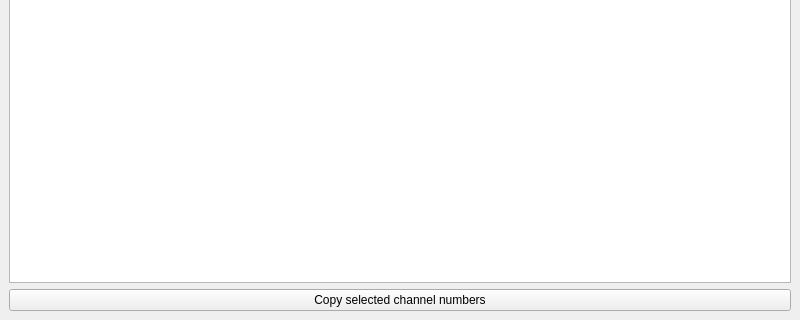
Qt form mainwindow.ui (falcondai/dat-viewer) before a commit; both pictures show x 0 to 800 and y 280 to 600 of the 800 by 600 pixel window.
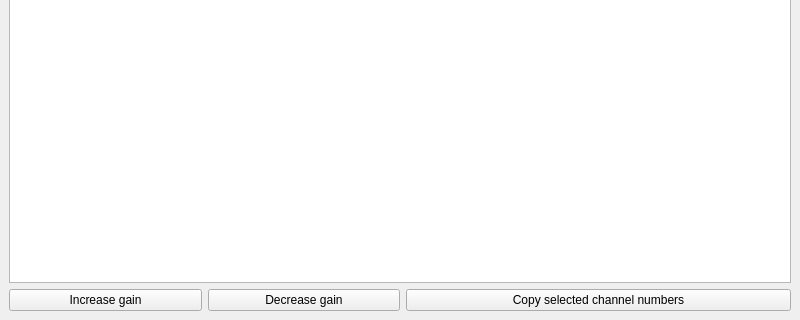
The same form after that commit.

Commit message: added gain control.

```diff
--- a/mainwindow.ui
+++ b/mainwindow.ui
@@ -69,7 +69,41 @@
      </widget>
     </item>
     <item>
+     <layout class="QHBoxLayout" name="horizontalLayout">
+      <item>
+       <widget class="QPushButton" name="incGainBtn">
+        <property name="sizePolicy">
+         <sizepolicy hsizetype="Minimum" vsizetype="Fixed">
+          <horstretch>1</horstretch>
+          <verstretch>0</verstretch>
+         </sizepolicy>
+        </property>
+        <property name="text">
+         <string>Increase gain</string>
+        </property>
+       </widget>
+      </item>
+      <item>
+       <widget class="QPushButton" name="decGainBtn">
+        <property name="sizePolicy">
+         <sizepolicy hsizetype="Minimum" vsizetype="Fixed">
+          <horstretch>1</horstretch>
+          <verstretch>0</verstretch>
+         </sizepolicy>
+        </property>
+        <property name="text">
+         <string>Decrease gain</string>
+        </property>
+       </widget>
+      </item>
+      <item>
      <widget class="QPushButton" name="copyButton">
+        <property name="sizePolicy">
+         <sizepolicy hsizetype="Minimum" vsizetype="Fixed">
+          <horstretch>2</horstretch>
+          <verstretch>0</verstretch>
+         </sizepolicy>
+        </property>
       <property name="toolTip">
        <string>copy selected channel numbers into the clipboard.</string>
       </property>
@@ -77,6 +111,8 @@
        <string>Copy selected channel numbers</string>
       </property>
      </widget>
+      </item>
+     </layout>
     </item>
    </layout>
   </widget>
```
Lines whose indentation alone changed are shown as unchanged. The commit also changes 3 other files.
